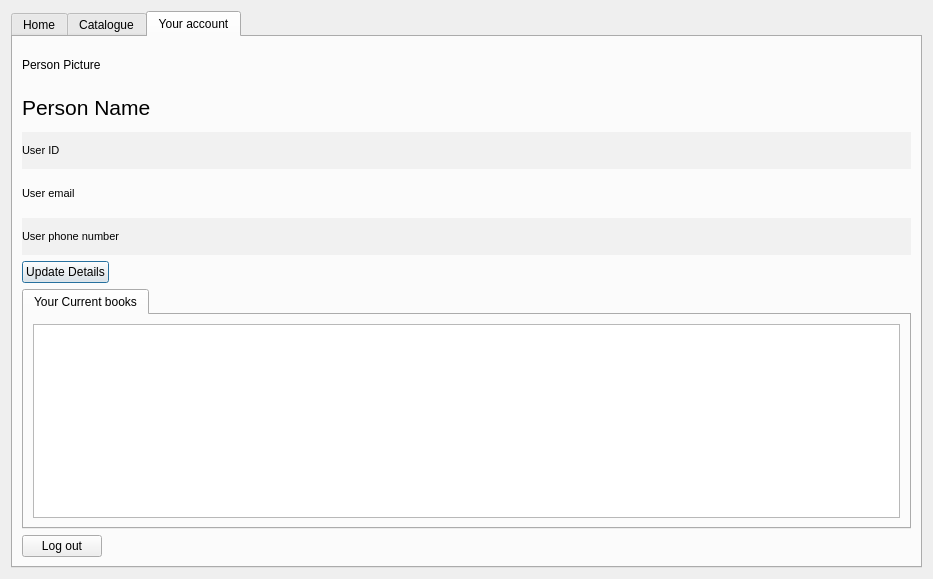
Qt form NewWindowChur/catalogue.ui (jandrealyn/LibraryQtSystem) before a commit.
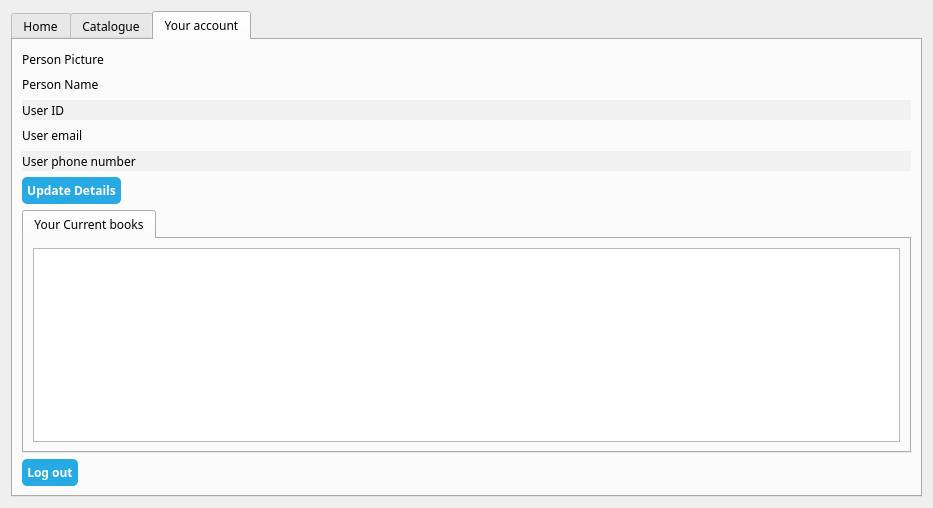
The same form after that commit. Icons and pictures are not drawn.

The edit to the form file:
```diff
--- a/NewWindowChur/catalogue.ui
+++ b/NewWindowChur/catalogue.ui
@@ -7,7 +7,7 @@
     <x>0</x>
     <y>0</y>
     <width>933</width>
-    <height>579</height>
+    <height>508</height>
    </rect>
   </property>
   <property name="sizePolicy">
@@ -19,6 +19,42 @@
   <property name="windowTitle">
    <string>Yoobee Library System</string>
   </property>
+  <property name="windowIcon">
+   <iconset>
+    <normalon>:/images/favicon.ico</normalon>
+   </iconset>
+  </property>
+  <property name="styleSheet">
+   <string notr="true">*{
+font-family: Century Gothic, sans-serif;
+}
+
+QPushButton{
+color: white;
+padding: 5px;
+background: #27a9e3;
+border-style: outset;
+border-radius: 5px;
+font: bold;
+}
+QPushButton::pressed{
+background-color: rgb(216, 150, 90);
+border-style: inset;
+}
+
+QPushButton::hover {
+background-color: #59c7f7;
+}
+
+QPushButton::disabled {
+color: #ebebeb;
+background-color: #1c7ba6;
+}
+
+QLabel {
+font-size: 12px;
+}</string>
+  </property>
   <layout class="QGridLayout" name="gridLayout">
    <item row="0" column="0">
     <widget class="QTabWidget" name="tabWidget">
@@ -179,7 +215,8 @@
           <widget class="QLabel" name="user_id">
            <property name="font">
             <font>
-             <pointsize>8</pointsize>
+             <family>Century Gothic</family>
+             <pointsize>-1</pointsize>
             </font>
            </property>
            <property name="styleSheet">
@@ -194,7 +231,8 @@
           <widget class="QLabel" name="user_email">
            <property name="font">
             <font>
-             <pointsize>8</pointsize>
+             <family>Century Gothic</family>
+             <pointsize>-1</pointsize>
             </font>
            </property>
            <property name="text">
@@ -206,7 +244,8 @@
           <widget class="QLabel" name="user_phonenumber">
            <property name="font">
             <font>
-             <pointsize>8</pointsize>
+             <family>Century Gothic</family>
+             <pointsize>-1</pointsize>
             </font>
            </property>
            <property name="styleSheet">
@@ -218,6 +257,8 @@
           </widget>
          </item>
          <item>
+          <layout class="QHBoxLayout" name="horizontalLayout_4">
+           <item>
           <widget class="QPushButton" name="yourAccount_update">
            <property name="sizePolicy">
             <sizepolicy hsizetype="Fixed" vsizetype="Fixed">
@@ -226,14 +267,31 @@
             </sizepolicy>
            </property>
            <property name="styleSheet">
-            <string notr="true">border-color: rgb(0, 0, 0);
-background-color: rgb(239, 239, 239);</string>
+              <string notr="true"/>
            </property>
            <property name="text">
             <string>Update Details</string>
            </property>
           </widget>
          </item>
+           <item>
+            <spacer name="horizontalSpacer_5">
+             <property name="orientation">
+              <enum>Qt::Horizontal</enum>
+             </property>
+             <property name="sizeType">
+              <enum>QSizePolicy::MinimumExpanding</enum>
+             </property>
+             <property name="sizeHint" stdset="0">
+              <size>
+               <width>40</width>
+               <height>20</height>
+              </size>
+             </property>
+            </spacer>
+           </item>
+          </layout>
+         </item>
         </layout>
        </item>
        <item>
@@ -263,6 +321,11 @@
         </widget>
        </item>
        <item>
+        <layout class="QHBoxLayout" name="horizontalLayout_3">
+         <property name="sizeConstraint">
+          <enum>QLayout::SetDefaultConstraint</enum>
+         </property>
+         <item>
         <widget class="QPushButton" name="yourAccount_logout">
          <property name="sizePolicy">
           <sizepolicy hsizetype="Fixed" vsizetype="Fixed">
@@ -270,12 +333,33 @@
            <verstretch>0</verstretch>
           </sizepolicy>
          </property>
+           <property name="styleSheet">
+            <string notr="true"/>
+           </property>
          <property name="text">
           <string>Log out</string>
          </property>
         </widget>
        </item>
-      </layout>
+         <item>
+          <spacer name="horizontalSpacer_2">
+           <property name="orientation">
+            <enum>Qt::Horizontal</enum>
+           </property>
+           <property name="sizeType">
+            <enum>QSizePolicy::MinimumExpanding</enum>
+           </property>
+           <property name="sizeHint" stdset="0">
+            <size>
+             <width>40</width>
+             <height>20</height>
+            </size>
+           </property>
+          </spacer>
+         </item>
+        </layout>
+       </item>
+      </layout>
      </widget>
     </widget>
    </item>
```
Left out of the diff: 19 changed lines with no effect on the pictures. Lines whose indentation alone changed are shown as unchanged.
